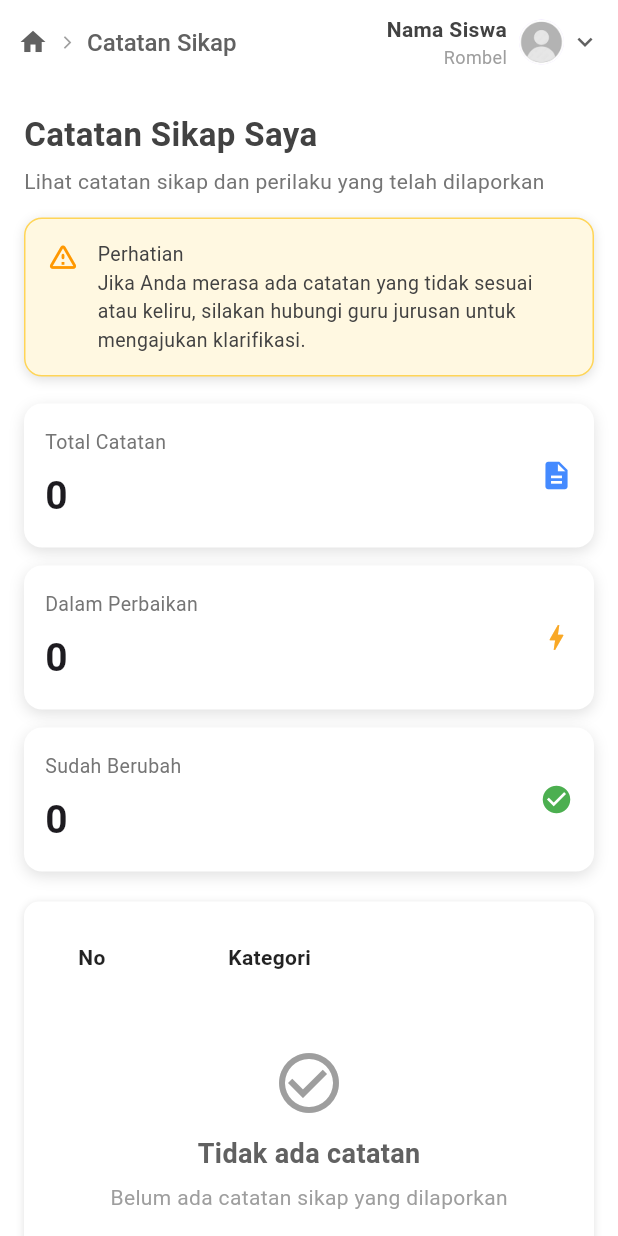
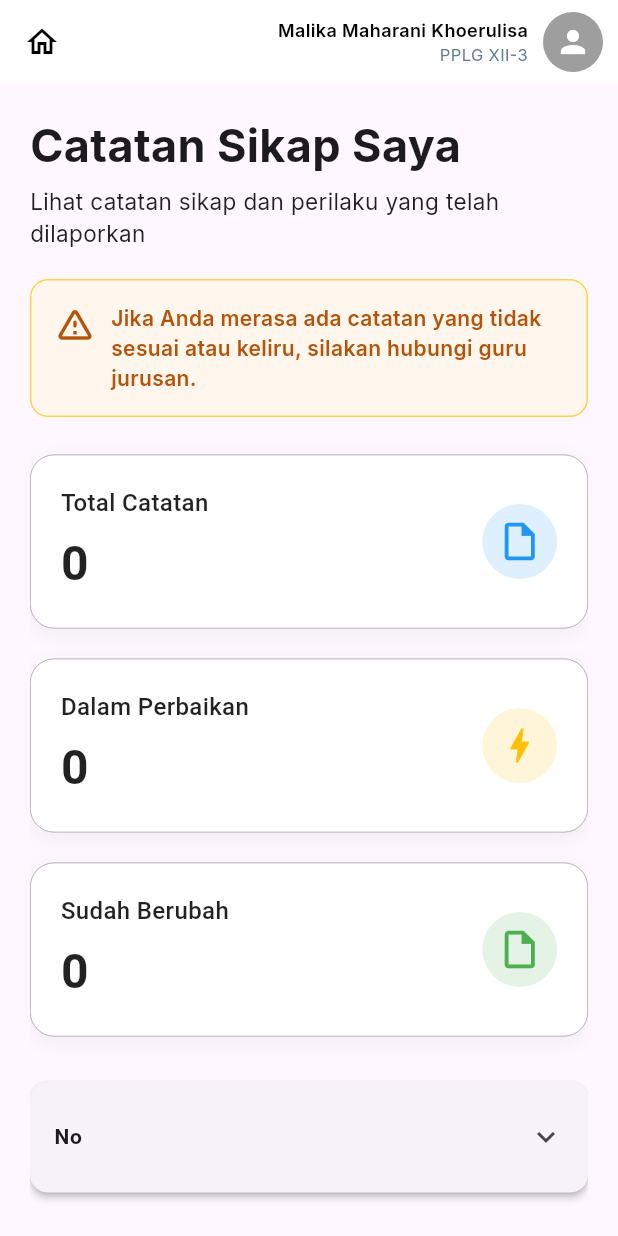
Before and after one commit to GeoRizkiNugroho/jurnalku_mobile, a Flutter app: the CatatanSikapPage screen opened directly, on a phone screen of 412 x 824 dp. Run offline on Flutter 3.47's test engine with Material 3 defaults, Android fonts, the phone set to English and light mode, and no system bars; our stand-ins replace google_fonts.

Commit message:
catatan sikap

```diff
--- a/lib/catatansikap_page.dart
+++ b/lib/catatansikap_page.dart
@@ -1,144 +1,150 @@
 import 'package:flutter/material.dart';
+import 'package:google_fonts/google_fonts.dart';
 
-class CatatanSikapPage extends StatelessWidget {
-  const CatatanSikapPage({super.key});
+class CatatanSikapPage extends StatefulWidget {
+ CatatanSikapPage({super.key});
+
+  @override
+  State<CatatanSikapPage> createState() => _CatatanSikapPageState();
+}
+class _CatatanSikapPageState extends State<CatatanSikapPage> {
+  String? nilaiTerpilih;
 
   @override
   Widget build(BuildContext context) {
     return Scaffold(
-      backgroundColor: Colors.white,
       appBar: AppBar(
         backgroundColor: Colors.white,
         elevation: 0,
-        automaticallyImplyLeading: false,
-        titleSpacing: 12,
-        title: Row(
+        leading: Icon(Icons.home_outlined, color: Colors.black),
+        actions: [
+          Padding(
+            padding: EdgeInsets.only(right: 10),
+            child: Row(
               children: [
-            Icon(Icons.home, color: Colors.grey[700], size: 20),
-           SizedBox(width: 8),
-            Icon(Icons.arrow_forward_ios, color: Colors.grey[500], size: 10),
-           SizedBox(width: 8),
+                Column(
+                  crossAxisAlignment: CrossAxisAlignment.end,
+                  mainAxisAlignment: MainAxisAlignment.center,
+                  children: [
                     Text(
-              "Catatan Sikap",
-              style: TextStyle(
-                color: Colors.grey[700],
-                fontSize: 16,
-                fontWeight: FontWeight.w500,
+                      "Malika Maharani Khoerulisa",
+                      style: GoogleFonts.inter(
+                        fontSize: 12,
+                        fontWeight: FontWeight.w600,
+                        color: Colors.black,
+                      ),
+                    ),
+                    Text(
+                      "PPLG XII-3",
+                      style: GoogleFonts.inter(
+                        fontSize: 11,
+                        color: Colors.blueGrey,
                       ),
                     ),
                   ],
                 ),
-        actions: [
-          Padding(
-            padding: EdgeInsets.only(right: 12.0),
-            child: Row(
-              children: [
-                Column(
-                  mainAxisAlignment: MainAxisAlignment.center,
-                  crossAxisAlignment: CrossAxisAlignment.end,
-                  children: [
-                    Text(
-                      "Nama Siswa",
-                      style: TextStyle(
-                        color: Colors.grey[800],
-                        fontSize: 14,
-                        fontWeight: FontWeight.w600,
-                      ),
-                    ),
-                    Text(
-                      "Rombel",
-                      style: TextStyle(color: Colors.grey, fontSize: 12),
-                    ),
-                  ],
-                ),
-               SizedBox(width: 8),
+               SizedBox(width: 10),
                CircleAvatar(
-                  radius: 15,
-                  backgroundImage: AssetImage("assets/images/profile.png"),
-                ),
-               SizedBox(width: 4),
-                Icon(
-                  Icons.keyboard_arrow_down,
-                  color: Colors.grey[700],
-                  size: 20,
+                  radius: 20,
+                  backgroundColor: Colors.grey,
+                  child: Icon(Icons.person, color: Colors.white),
                 ),
               ],
             ),
           ),
         ],
       ),
-
-      body: SingleChildScrollView(
-        child: Padding(
-          padding: EdgeInsets.symmetric(horizontal: 16.0, vertical: 18),
-          child: Column(
-            crossAxisAlignment: CrossAxisAlignment.start,
+      body: Padding(
+        padding: EdgeInsets.all(20),
+        child: ListView(
           children: [
             Text(
               "Catatan Sikap Saya",
-                style: TextStyle(
-                  fontSize: 22,
+              style: GoogleFonts.inter(
+                fontSize: 30,
                 fontWeight: FontWeight.bold,
-                  color: Colors.grey[800],
               ),
+              textAlign: TextAlign.left,
             ),
-             SizedBox(height: 6),
+           SizedBox(height: 5),
             Text(
               "Lihat catatan sikap dan perilaku yang telah dilaporkan",
-                style: TextStyle(fontSize: 14, color: Colors.grey[600]),
+              style: GoogleFonts.inter(fontSize: 15, color: Colors.black87),
+              textAlign: TextAlign.left,
             ),
-             SizedBox(height: 14),
-
+           SizedBox(height: 20),
             Container(
-                width: double.infinity,
-                padding: EdgeInsets.all(14),
+              padding: EdgeInsets.all(15),
               decoration: BoxDecoration(
-                  color: Colors.amber[50],
+                color: Color(0xFFFFF7ED),
                 borderRadius: BorderRadius.circular(12),
-                  border: Border.all(
-                    color: Color.fromARGB(255, 255, 213, 87),
-                  ),
-                  boxShadow: [
-                    BoxShadow(
-                      color: Colors.black12,
-                      blurRadius: 6,
-                      offset: Offset(0, 2),
-                    ),
-                  ],
+                border: Border.all(color: Color(0xFFFCD34D)),
               ),
               child: Row(
                 crossAxisAlignment: CrossAxisAlignment.start,
                 children: [
                  Icon(
                     Icons.warning_amber_rounded,
-                      color: Colors.orange,
-                      size: 22,
+                    color: Color(0xFFB45309),
+                    size: 28,
                   ),
-                   SizedBox(width: 12),
+                 SizedBox(width: 10),
                   Expanded(
                     child: Text(
-                        "Perhatian\nJika Anda merasa ada catatan yang tidak sesuai atau keliru, silakan hubungi guru jurusan untuk mengajukan klarifikasi.",
-                        style: TextStyle(color: Colors.grey[800], fontSize: 13),
+                      "Jika Anda merasa ada catatan yang tidak sesuai atau keliru, silakan hubungi guru jurusan.",
+                      style: GoogleFonts.inter(
+                        fontSize: 14,
+                        color: Color(0xFFB45309),
+                        fontWeight: FontWeight.w600,
+                      ),
+                      textAlign: TextAlign.left,
                     ),
                   ),
                 ],
               ),
             ),
+           SizedBox(height: 25),
+            kotakData(
+              "Total Catatan",
+              "0",
+              Icons.insert_drive_file_outlined,
+              Colors.blue,
+            ),
+           SizedBox(height: 20),
+            kotakData("Dalam Perbaikan", "0", Icons.bolt, Colors.amber),
+           SizedBox(height: 20),
+            kotakData(
+              "Sudah Berubah",
+              "0",
+              Icons.insert_drive_file_outlined,
+              Colors.green,
+            ),
 
-             SizedBox(height: 18),
+           SizedBox(height: 30),
+            buildItemList("No", ["1"]),
+            buildItemList("Dilaporkan", ["Lumayan Baik", "Baik", "Baik Banget"]),
+            buildItemList("Catatan", ["Tolong"]),
+            buildItemList("Status", ["Siswa/i"]),
+            buildItemList("Kategori", ["Baik"]),
+            buildItemList("Update Terakhir", ["29 November"]),
+            buildItemList("Aksi", ["Hapus"]),
+          ],
+        ),
+      ),
+    );
+  }
 
-              Container(
-                padding: EdgeInsets.symmetric(
-                  vertical: 16,
-                  horizontal: 14,
-                ),
+  Widget kotakData(String judul, String angka, IconData icon, Color warna) {
+    return Container(
+      padding: EdgeInsets.all(20),
       decoration: BoxDecoration(
         color: Colors.white,
-                  borderRadius: BorderRadius.circular(12),
+        borderRadius: BorderRadius.circular(16),
+        border: Border.all(color: Colors.grey, width: 0.5),
         boxShadow: [
           BoxShadow(
-                      color: Colors.black12,
-                      blurRadius: 8,
+            color: Colors.black.withOpacity(0.05),
+            blurRadius: 10,
             offset: Offset(0, 3),
           ),
         ],
@@ -150,221 +156,73 @@ class CatatanSikapPage extends StatelessWidget {
               crossAxisAlignment: CrossAxisAlignment.start,
               children: [
                 Text(
-                            "Total Catatan",
+                  judul,
                   style: TextStyle(
-                              fontSize: 13,
-                              color: Colors.grey[600],
+                    fontSize: 16,
+                    fontWeight: FontWeight.w500,
+                    color: Colors.black87,
                   ),
+                  textAlign: TextAlign.left,
                 ),
-                         SizedBox(height: 8),
+               SizedBox(height: 6),
                 Text(
-                            "0",
+                  angka,
                   style: TextStyle(
-                              fontSize: 26,
+                    fontSize: 32,
                     fontWeight: FontWeight.bold,
+                    color: Colors.black87,
                   ),
+                  textAlign: TextAlign.left,
                 ),
               ],
             ),
           ),
-                    Icon(Icons.description, color: Colors.blueAccent, size: 22),
-                  ],
+          Container(
+            padding: EdgeInsets.all(10),
+            decoration: BoxDecoration(
+              color: warna.withOpacity(0.15),
+              shape: BoxShape.circle,
             ),
-              ),
-
-             SizedBox(height: 12),
-
-              Container(
-                padding: EdgeInsets.symmetric(
-                  vertical: 16,
-                  horizontal: 14,
-                ),
-                decoration: BoxDecoration(
-                  color: Colors.white,
-                  borderRadius: BorderRadius.circular(12),
-                  boxShadow: [
-                    BoxShadow(
-                      color: Colors.black12,
-                      blurRadius: 8,
-                      offset: Offset(0, 3),
+            child: Icon(icon, size: 30, color: warna),
           ),
         ],
       ),
-                child: Row(
+    );
+  }
+
+  Widget buildItemList(String title, List<String> items) {
+    return Card(
+      elevation: 2,
+      margin: EdgeInsets.only(bottom: 12),
+      child: ExpansionTile(
+        tilePadding: EdgeInsets.symmetric(horizontal: 16, vertical: 8),
+
+        title: Text(
+          title,
+          style: TextStyle(fontSize: 14, fontWeight: FontWeight.w600),
+          textAlign: TextAlign.left,
+        ),
+
+        childrenPadding: EdgeInsets.all(16),
+
         children: [
-                    Expanded(
-                      child: Column(
+          Column(
             crossAxisAlignment: CrossAxisAlignment.start,
-                        children: [
-                          Text(
-                            "Dalam Perbaikan",
-                            style: TextStyle(
-                              fontSize: 13,
-                              color: Colors.grey[600],
+            children: List.generate(items.length, (i) {
+              return Padding(
+                padding: EdgeInsets.only(bottom: 4),
+                child: Align(
+                  alignment: Alignment.centerLeft,
+                  child: Text(
+                    "${i + 1}. ${items[i]}",
+                    style: TextStyle(fontSize: 14),
+                    textAlign: TextAlign.left,
                   ),
                 ),
-                         SizedBox(height: 8),
-                          Text(
-                            "0",
-                            style: TextStyle(
-                              fontSize: 26,
-                              fontWeight: FontWeight.bold,
-                            ),
+              );
+            }),
           ),
         ],
-                      ),
-                    ),
-                    Icon(Icons.bolt, color: Colors.yellow[800], size: 22),
-                  ],
-                ),
-              ),
-
-             SizedBox(height: 12),
-
-              Container(
-                padding: EdgeInsets.symmetric(
-                  vertical: 16,
-                  horizontal: 14,
-                ),
-                decoration: BoxDecoration(
-                  color: Colors.white,
-                  borderRadius: BorderRadius.circular(12),
-                  boxShadow: [
-                    BoxShadow(
-                      color: Colors.black12,
-                      blurRadius: 8,
-                      offset: Offset(0, 3),
-                    ),
-                  ],
-                ),
-                child: Row(
-                  children: [
-                    Expanded(
-                      child: Column(
-                        crossAxisAlignment: CrossAxisAlignment.start,
-                        children: [
-                          Text(
-                            "Sudah Berubah",
-                            style: TextStyle(
-                              fontSize: 13,
-                              color: Colors.grey[600],
-                            ),
-                          ),
-                         SizedBox(height: 8),
-                          Text(
-                            "0",
-                            style: TextStyle(
-                              fontSize: 26,
-                              fontWeight: FontWeight.bold,
-                            ),
-                          ),
-                        ],
-                      ),
-                    ),
-                    Icon(Icons.check_circle, color: Colors.green, size: 22),
-                  ],
-                ),
-              ),
-
-             SizedBox(height: 20),
-
-              Container(
-                width: double.infinity,
-                padding: EdgeInsets.all(12),
-                decoration: BoxDecoration(
-                  color: Colors.white,
-                  borderRadius: BorderRadius.circular(10),
-                  boxShadow: [
-                    BoxShadow(
-                      color: Colors.black12,
-                      blurRadius: 4,
-                      offset: Offset(0, 1),
-                    ),
-                  ],
-                ),
-                child: Column(
-                  children: [
-                    SingleChildScrollView(
-                      scrollDirection: Axis.horizontal,
-                      child: DataTable(
-                        headingRowHeight: 50,
-                        dataRowHeight: 60,
-                        columnSpacing: 40,
-                        headingTextStyle: TextStyle(
-                          fontWeight: FontWeight.bold,
-                          fontSize: 14,
-                          color: Colors.black87,
-                        ),
-                        columns: [
-                          DataColumn(
-                            label: SizedBox(width: 60, child: Text("No")),
-                          ),
-                          DataColumn(
-                            label: SizedBox(
-                              width: 200,
-                              child: Text("Kategori"),
-                            ),
-                          ),
-                          DataColumn(
-                            label: SizedBox(width: 350, child: Text("Catatan")),
-                          ),
-                          DataColumn(
-                            label: SizedBox(width: 180, child: Text("Status")),
-                          ),
-                          DataColumn(
-                            label: SizedBox(
-                              width: 200,
-                              child: Text("Dilaporkan"),
-                            ),
-                          ),
-                          DataColumn(
-                            label: SizedBox(
-                              width: 220,
-                              child: Text("Update Terakhir"),
-                            ),
-                          ),
-                          DataColumn(
-                            label: SizedBox(width: 120, child: Text("Aksi")),
-                          ),
-                        ],
-                        rows: [],
-                      ),
-                    ),
-
-                   SizedBox(height: 35),
-
-                    Column(
-                      children: [
-                        Icon(
-                          Icons.check_circle_outline,
-                          size: 48,
-                          color: Colors.grey[500],
-                        ),
-                       SizedBox(height: 10),
-                        Text(
-                          "Tidak ada catatan",
-                          style: TextStyle(
-                            fontSize: 18,
-                            color: Colors.grey[700],
-                            fontWeight: FontWeight.w600,
-                          ),
-                        ),
-                       SizedBox(height: 6),
-                        Text(
-                          "Belum ada catatan sikap yang dilaporkan",
-                          style: TextStyle(color: Colors.grey[500]),
-                        ),
-                       SizedBox(height: 20),
-                      ],
-                    ),
-                  ],
-                ),
-              ),
-
-             SizedBox(height: 25),
-            ],
-          ),
-        ),
       ),
     );
   }
```
Lines whose indentation alone changed are shown as unchanged.
